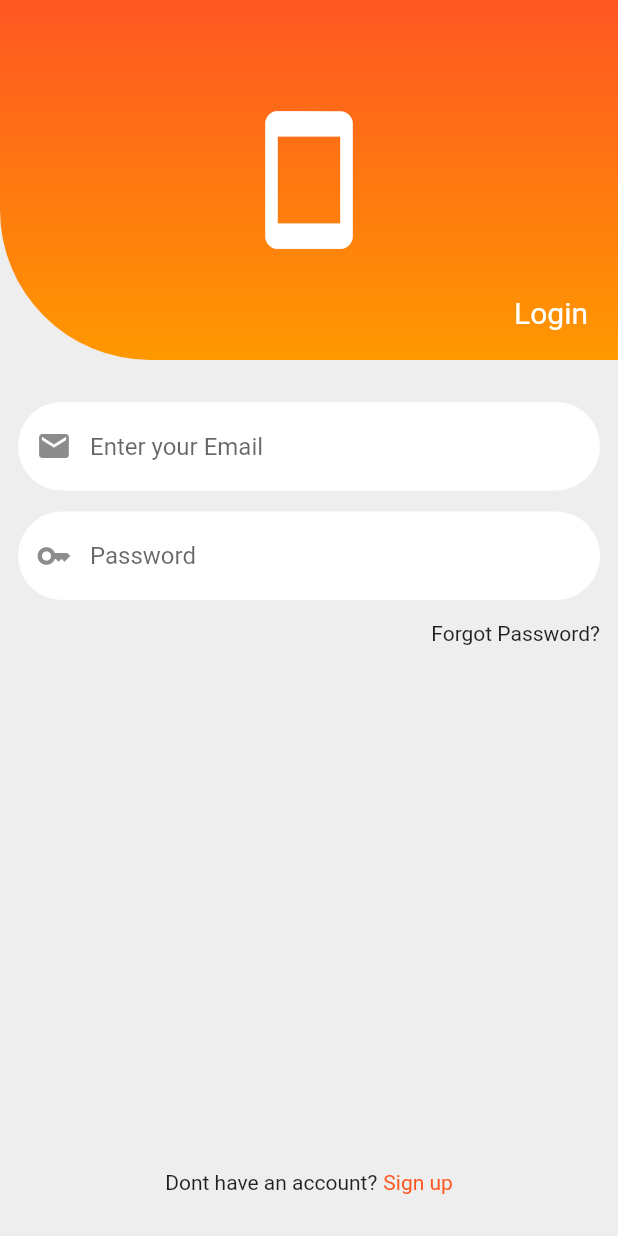
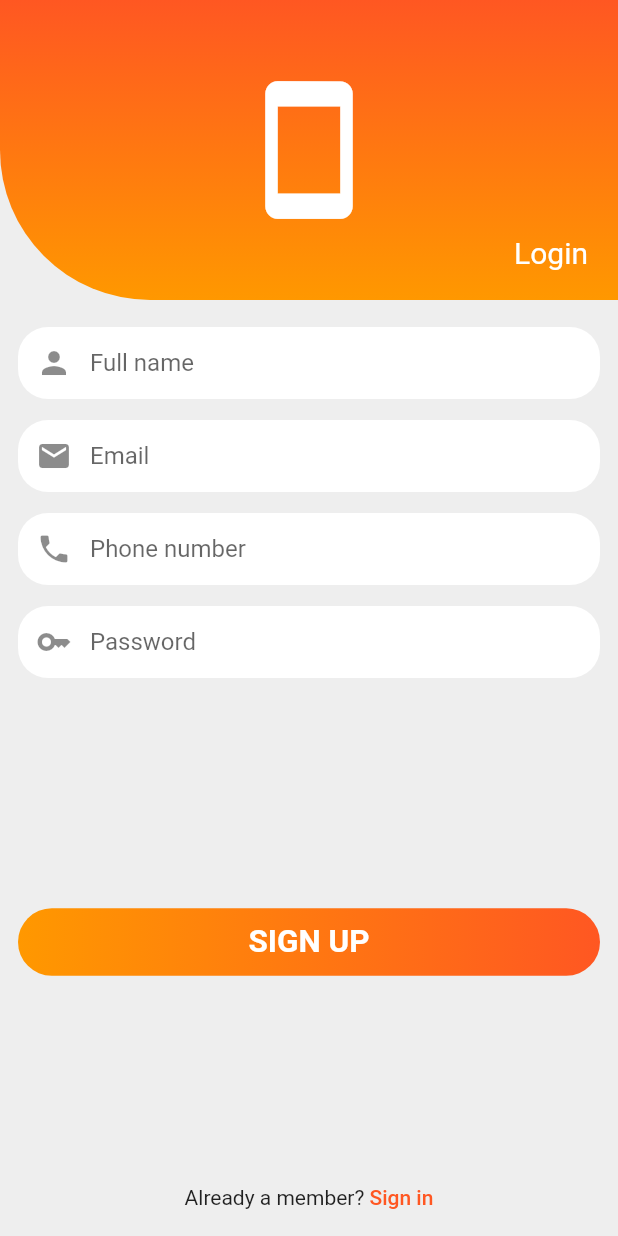
Before and after one commit to MuriWolf/loginflutter, a Flutter app: the screen it shows after launch, on a phone screen of 412 x 824 dp. Run offline on Flutter 3.47's test engine with Material 2 defaults, Android fonts, the phone set to English and light mode, and no system bars.

```diff
--- /dev/null
+++ b/lib/classes/customTextFieldData.dart
@@ -0,0 +1,4 @@
+class CustomTextFieldData {
+  static const double paddind = 8;
+  static const double borderRadius = 20;
+}
--- a/lib/main.dart
+++ b/lib/main.dart
@@ -1,5 +1,6 @@
 import 'package:flutter/material.dart';
 import 'package:loginflutter/pages/loginPage.dart';
+import 'package:loginflutter/pages/signupPage.dart';
 
 void main() {
   runApp(const MyApp());
@@ -17,7 +18,7 @@ class MyApp extends StatelessWidget {
       theme: ThemeData(
         primarySwatch: Colors.deepOrange,
       ),
-      home: const LoginPage(),
+      home: const SignupPage(),
     );
   }
 }
--- a/lib/pages/loginPage.dart
+++ b/lib/pages/loginPage.dart
@@ -1,6 +1,10 @@
 import 'package:flutter/material.dart';
-import 'package:flutter/src/widgets/framework.dart';
-import 'package:flutter/src/widgets/placeholder.dart';
+import 'package:loginflutter/pages/signupPage.dart';
+import 'dart:developer';
+import '../classes/CustomTextFieldData.dart';
+import '../widgets/CustomRoundedButon.dart';
+import '../widgets/CustomTextField.dart';
+import '../widgets/HeaderLoginPage.dart';
 
 class LoginPage extends StatefulWidget {
   const LoginPage({super.key});
@@ -10,6 +14,8 @@ class LoginPage extends StatefulWidget {
 }
 
 class _LoginPageState extends State<LoginPage> {
+  String nome = "lala";
+
   @override
   Widget build(BuildContext context) {
     return Scaffold(
@@ -20,33 +26,7 @@ class _LoginPageState extends State<LoginPage> {
               BoxConstraints(maxHeight: MediaQuery.of(context).size.height),
           child: Column(
             children: [
-              Container(
-                width: double.infinity,
-                height: 240,
-                decoration: const BoxDecoration(
-                    gradient: LinearGradient(
-                        begin: Alignment.topCenter,
-                        end: Alignment.bottomCenter,
-                        colors: [Colors.deepOrange, Colors.orange]),
-                    // color: Colors.deepOrange,
-                    borderRadius:
-                        BorderRadius.only(bottomLeft: Radius.circular(100))),
-                child: Stack(
-                  children: const [
-                    Positioned(
-                        bottom: 20,
-                        right: 20,
-                        child: Text(
-                          "Login",
-                          style: TextStyle(color: Colors.white, fontSize: 20),
-                        )),
-                    Center(
-                      child: Icon(Icons.smartphone,
-                          size: 100, color: Colors.white),
-                    ),
-                  ],
-                ),
-              ),
+              const HeaderLoginPage(title: "Login"),
               Expanded(
                 child: Padding(
                   padding: const EdgeInsets.symmetric(
@@ -58,41 +38,11 @@ class _LoginPageState extends State<LoginPage> {
                     children: [
                       Column(
                         children: [
-                          TextField(
-                            decoration: InputDecoration(
-                              prefixIcon: const Icon(Icons.email),
-                              hintText: "Enter your Email",
-                              fillColor: Colors.white,
-                              filled: true,
-                              border: OutlineInputBorder(
-                                borderRadius: BorderRadius.circular(100),
-                                borderSide: const BorderSide(
-                                  width: 0,
-                                  style: BorderStyle.none,
-                                ),
-                              ),
-                            ),
-                          ),
+                          const CustomTextField(icon: Icons.email, placeholder: "Enter your Email"),
                           const SizedBox(
                             height: 14,
                           ),
-                          TextField(
-                            obscureText: true,
-                            decoration: InputDecoration(
-                              prefixIcon: const Icon(Icons.key),
-                              hintText: "Password",
-                              // border: InputBorder.none,
-                              fillColor: Colors.white,
-                              filled: true,
-                              border: OutlineInputBorder(
-                                borderRadius: BorderRadius.circular(100),
-                                borderSide: const BorderSide(
-                                  width: 0,
-                                  style: BorderStyle.none,
-                                ),
-                              ),
-                            ),
-                          ),
+                          const CustomTextField(icon: Icons.key, placeholder: "Password"),
                           const SizedBox(
                             height: 14,
                           ),
@@ -100,6 +50,10 @@ class _LoginPageState extends State<LoginPage> {
                               alignment: Alignment.centerRight,
                               child: const Text("Forgot Password?"))
                         ],
+                      ),
+                      CustomRoundedButton(
+                        title: "sign in",
+                        callback: () {},
                       ),
                       Row(
                         crossAxisAlignment: CrossAxisAlignment.end,
@@ -111,13 +65,17 @@ class _LoginPageState extends State<LoginPage> {
                           ),
                           InkWell(
                             onTap: () {
-                              print("clicou!");
+                              Navigator.push(
+                                  context,
+                                  MaterialPageRoute(
+                                      builder: (context) =>
+                                          const SignupPage()));
                             },
                             child: const Text(
                               "Sign up",
                               style: TextStyle(
-                                color: Colors.deepOrange,
-                              ),
+                                  color: Colors.deepOrange,
+                                  fontWeight: FontWeight.w500),
                             ),
                           ),
                         ],
--- a/lib/pages/signupPage.dart
+++ b/lib/pages/signupPage.dart
@@ -0,0 +1,98 @@
+import 'package:flutter/material.dart';
+import 'package:loginflutter/pages/loginPage.dart';
+import 'dart:developer';
+import '../classes/CustomTextFieldData.dart';
+import '../widgets/CustomRoundedButon.dart';
+import '../widgets/CustomTextField.dart';
+import '../widgets/HeaderLoginPage.dart';
+
+class SignupPage extends StatefulWidget {
+  const SignupPage({super.key});
+
+  @override
+  State<SignupPage> createState() => _SignupPageState();
+}
+
+class _SignupPageState extends State<SignupPage> {
+  @override
+  Widget build(BuildContext context) {
+    return Scaffold(
+      backgroundColor: Colors.grey.shade200,
+      body: SingleChildScrollView(
+        child: ConstrainedBox(
+          constraints:
+              BoxConstraints(maxHeight: MediaQuery.of(context).size.height),
+          child: Column(
+            children: [
+              const HeaderLoginPage(title: "Login"),
+              Expanded(
+                child: Padding(
+                  padding: const EdgeInsets.symmetric(
+                    horizontal: 12,
+                    vertical: 18,
+                  ),
+                  child: Column(
+                    mainAxisAlignment: MainAxisAlignment.spaceBetween,
+                    children: [
+                      Column(
+                        children: const [
+                          CustomTextField(
+                              icon: Icons.person, placeholder: "Full name"),
+                          SizedBox(
+                            height: 14,
+                          ),
+                          CustomTextField(
+                              icon: Icons.email, placeholder: "Email"),
+                          SizedBox(
+                            height: 14,
+                          ),
+                          CustomTextField(
+                              icon: Icons.phone, placeholder: "Phone number"),
+                          SizedBox(
+                            height: 14,
+                          ),
+                          CustomTextField(
+                              icon: Icons.key,
+                              placeholder: "Password",
+                              hiddenTxt: true),
+                          SizedBox(
+                            height: 14,
+                          ),
+                        ],
+                      ),
+                      CustomRoundedButton(
+                        title: "sign up",
+                        callback: () {},
+                      ),
+                      Row(
+                        crossAxisAlignment: CrossAxisAlignment.end,
+                        mainAxisAlignment: MainAxisAlignment.center,
+                        children: [
+                          const Text("Already a member? "),
+                          InkWell(
+                            onTap: () {
+                              Navigator.push(
+                                  context,
+                                  MaterialPageRoute(
+                                      builder: (context) => const LoginPage()));
+                            },
+                            child: const Text(
+                              "Sign in",
+                              style: TextStyle(
+                                  color: Colors.deepOrange,
+                                  fontWeight: FontWeight.w500),
+                            ),
+                          ),
+                        ],
+                      ),
+                    ],
+                  ),
+                ),
+              )
+            ],
+          ),
+        ),
+      ),
+    );
+  }
+}
--- /dev/null
+++ b/lib/widgets/CustomRoundedButon.dart
@@ -0,0 +1,40 @@
+import 'package:flutter/material.dart';
+
+class CustomRoundedButton extends StatefulWidget {
+  const CustomRoundedButton(
+      {super.key, required this.title, required this.callback});
+  final String title;
+  final void Function() callback;
+
+  @override
+  State<CustomRoundedButton> createState() => _CustomRoundedButtonState();
+}
+
+class _CustomRoundedButtonState extends State<CustomRoundedButton> {
+  @override
+  Widget build(BuildContext context) {
+    return InkWell(
+      onTap: widget.callback,
+      child: Container(
+        width: double.infinity,
+        // height: 40,
+        padding: const EdgeInsets.symmetric(vertical: 10),
+        decoration: const BoxDecoration(
+          gradient: LinearGradient(
+              colors: [Colors.deepOrange, Colors.orange],
+              end: Alignment.centerLeft,
+              begin: Alignment.centerRight),
+          borderRadius: BorderRadius.all(
+            Radius.circular(100),
+          ),
+        ),
+        alignment: Alignment.center,
+        child: Text(
+          (widget.title).toUpperCase(),
+          style: const TextStyle(
+              fontSize: 21, color: Colors.white, fontWeight: FontWeight.bold),
+        ),
+      ),
+    );
+  }
+}
--- /dev/null
+++ b/lib/widgets/CustomTextField.dart
@@ -0,0 +1,38 @@
+import 'package:flutter/material.dart';
+import 'package:flutter/src/widgets/framework.dart';
+import 'package:flutter/src/widgets/placeholder.dart';
+
+import '../classes/CustomTextFieldData.dart';
+
+class CustomTextField extends StatefulWidget {
+  const CustomTextField({super.key, required this.icon, required this.placeholder, this.hiddenTxt});
+  final IconData icon;
+  final String placeholder;
+  final bool? hiddenTxt;
+
+  @override
+  State<CustomTextField> createState() => _CustomTextFieldState();
+}
+
+class _CustomTextFieldState extends State<CustomTextField> {
+  @override
+  Widget build(BuildContext context) {
+    return TextField(
+      obscureText: widget.hiddenTxt ?? false,
+      decoration: InputDecoration(
+        contentPadding: const EdgeInsets.all(CustomTextFieldData.paddind),
+        prefixIcon: Icon(widget.icon),
+        hintText: widget.placeholder,
+        fillColor: Colors.white,
+        filled: true,
+        border: OutlineInputBorder(
+          borderRadius: BorderRadius.circular(CustomTextFieldData.borderRadius),
+          borderSide: const BorderSide(
+            width: 0,
+            style: BorderStyle.none,
+          ),
+        ),
+      ),
+    );
+  }
+}
--- /dev/null
+++ b/lib/widgets/HeaderLoginPage.dart
@@ -0,0 +1,35 @@
+import 'package:flutter/material.dart';
+
+class HeaderLoginPage extends StatelessWidget {
+  const HeaderLoginPage({super.key, required this.title});
+  final String title;
+
+  @override
+  Widget build(BuildContext context) {
+    return Container(
+      width: double.infinity,
+      height: 200,
+      decoration: const BoxDecoration(
+          gradient: LinearGradient(
+              begin: Alignment.topCenter,
+              end: Alignment.bottomCenter,
+              colors: [Colors.deepOrange, Colors.orange]),
+          // color: Colors.deepOrange,
+          borderRadius: BorderRadius.only(bottomLeft: Radius.circular(100))),
+      child: Stack(
+        children: [
+          Positioned(
+              bottom: 20,
+              right: 20,
+              child: Text(
+                title,
+                style: const TextStyle(color: Colors.white, fontSize: 20),
+              )),
+          const Center(
+            child: Icon(Icons.smartphone, size: 100, color: Colors.white),
+          ),
+        ],
+      ),
+    );
+  }
+}
--- a/pubspec.yaml
+++ b/pubspec.yaml
@@ -35,6 +35,7 @@ dependencies:
   # The following adds the Cupertino Icons font to your application.
   # Use with the CupertinoIcons class for iOS style icons.
   cupertino_icons: ^1.0.2
+  gradient_widgets: ^0.6.0
 
 dev_dependencies:
   flutter_test:
```
Also changed, not shown: pubspec.lock.
